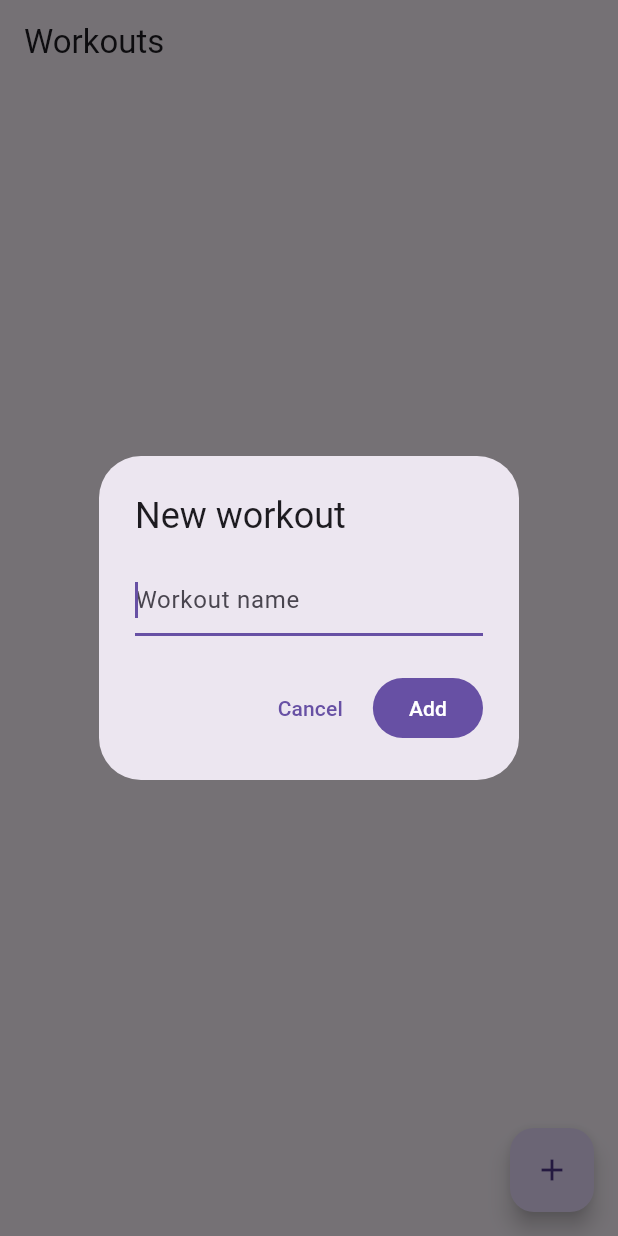
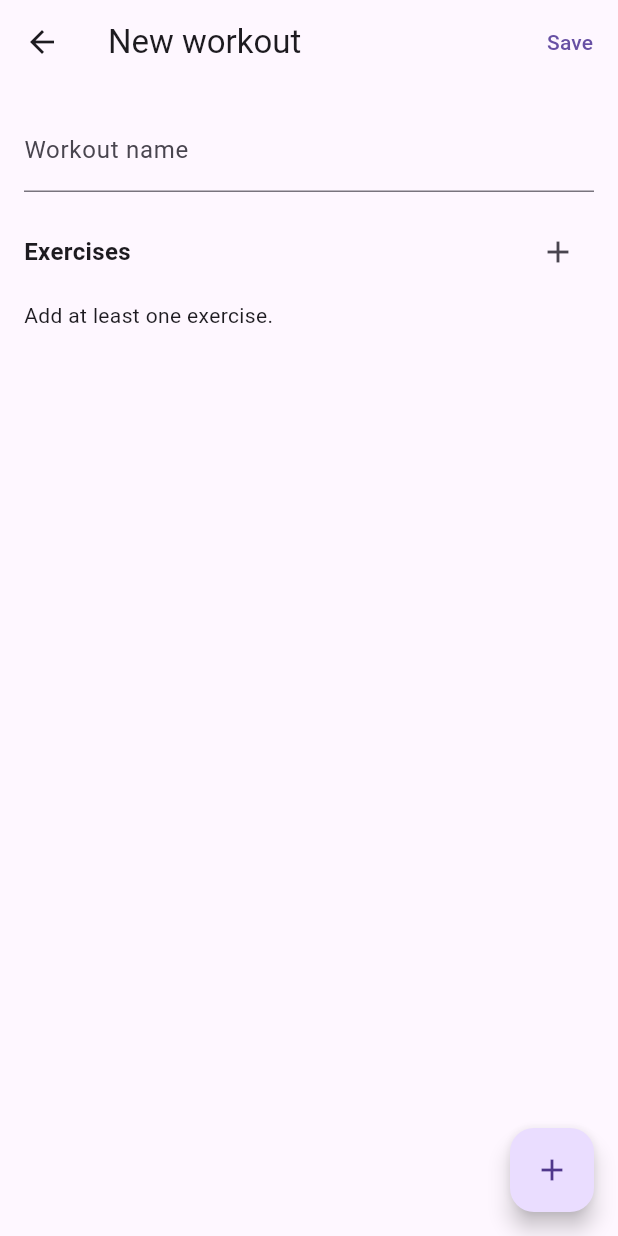
Before and after one commit to lofeodo/sets, a Flutter app: the screen it shows after launch, after a tap on the "add" icon, on a phone screen of 412 x 824 dp. Run offline on Flutter 3.47's test engine with Material 3 defaults, Android fonts, the phone set to English and light mode, and no system bars; our stand-ins replace flutter_riverpod, shared_preferences.

Commit message:
Implement screen to add a workout with exercises

```diff
--- /dev/null
+++ b/lib/screens/create_workout_screen.dart
@@ -0,0 +1,145 @@
+import 'package:flutter/material.dart';
+import 'package:flutter_riverpod/flutter_riverpod.dart';
+import '../providers/workouts_provider.dart';
+
+class CreateWorkoutScreen extends ConsumerStatefulWidget
+{
+  const CreateWorkoutScreen({super.key});
+
+  @override
+  ConsumerState<CreateWorkoutScreen> createState() => _CreateWorkoutScreenState();
+}
+
+class _CreateWorkoutScreenState extends ConsumerState<CreateWorkoutScreen>
+{
+  final _workoutNameController = TextEditingController();
+  final List<String> _exercises = [];
+
+  @override
+  void dispose()
+  {
+    _workoutNameController.dispose();
+    super.dispose();
+  }
+
+  Future<void> _addExerciseDialog() async
+  {
+    final controller = TextEditingController();
+
+    final result = await showDialog<String?>(
+      context: context,
+      builder: (context) => AlertDialog(
+        title: const Text('Add exercise'),
+        content: TextField(
+          controller: controller,
+          autofocus: true,
+          decoration: const InputDecoration(hintText: 'Exercise name'),
+          onSubmitted: (_) => Navigator.of(context).pop(controller.text),
+        ),
+        actions: [
+          TextButton(
+            onPressed: () => Navigator.of(context).pop(null),
+            child: const Text('Cancel'),
+          ),
+          FilledButton(
+            onPressed: () => Navigator.of(context).pop(controller.text),
+            child: const Text('Add'),
+          ),
+        ],
+      ),
+    );
+
+    if (result == null) return;
+
+    final name = result.trim();
+    if (name.isEmpty) return;
+
+    setState(() => _exercises.add(name));
+  }
+
+  Future<void> _saveWorkout() async
+  {
+    final error = await ref.read(workoutsProvider.notifier).addWorkout(
+      rawName: _workoutNameController.text,
+      rawExercises: _exercises,
+    );
+
+    if (!mounted) return;
+
+    if (error != null)
+    {
+      ScaffoldMessenger.of(context).showSnackBar(
+        SnackBar(content: Text(error)),
+      );
+      return;
+    }
+
+    Navigator.of(context).pop();
+  }
+
+  @override
+  Widget build(BuildContext context)
+  {
+    return Scaffold(
+      appBar: AppBar(
+        title: const Text('New workout'),
+        actions: [
+          TextButton(
+            onPressed: _saveWorkout,
+            child: const Text('Save'),
+          ),
+        ],
+      ),
+      body: ListView(
+        padding: const EdgeInsets.all(16),
+        children: [
+          TextField(
+            controller: _workoutNameController,
+            decoration: const InputDecoration(
+              labelText: 'Workout name',
+              hintText: 'e.g. Push',
+            ),
+          ),
+          const SizedBox(height: 16),
+          Row(
+            children: [
+              const Expanded(
+                child: Text(
+                  'Exercises',
+                  style: TextStyle(fontSize: 16, fontWeight: FontWeight.w600),
+                ),
+              ),
+              IconButton(
+                onPressed: _addExerciseDialog,
+                icon: const Icon(Icons.add),
+                tooltip: 'Add exercise',
+              ),
+            ],
+          ),
+          const SizedBox(height: 8),
+          if (_exercises.isEmpty)
+            const Text('Add at least one exercise.')
+          else
+            ..._exercises.asMap().entries.map((entry)
+            {
+              final index = entry.key;
+              final name = entry.value;
+              return Card(
+                child: ListTile(
+                  title: Text(name),
+                  trailing: IconButton(
+                    icon: const Icon(Icons.close),
+                    onPressed: () => setState(() => _exercises.removeAt(index)),
+                  ),
+                ),
+              );
+            }),
+        ],
+      ),
+      floatingActionButton: FloatingActionButton(
+        onPressed: _addExerciseDialog,
+        child: const Icon(Icons.add),
+      ),
+    );
+  }
+}
--- a/lib/screens/workouts_screen.dart
+++ b/lib/screens/workouts_screen.dart
@@ -3,6 +3,7 @@
 import 'package:flutter/material.dart';
 import 'package:flutter_riverpod/flutter_riverpod.dart';
 import '../providers/workouts_provider.dart';
+import 'create_workout_screen.dart';
 
 class WorkoutsScreen extends ConsumerWidget
 {
@@ -46,54 +47,13 @@ class WorkoutsScreen extends ConsumerWidget
         },
       ),
       floatingActionButton: FloatingActionButton(
-        onPressed: () => _showAddWorkoutDialog(context, ref),
+        onPressed: () {
+          Navigator.of(context).push(
+            MaterialPageRoute(builder: (_) => const CreateWorkoutScreen()),
+          );
+        },
         child: const Icon(Icons.add),
-        ),
+      ),
     );
   }
-
-  Future<void> _showAddWorkoutDialog(BuildContext context, WidgetRef ref) async
-  {
-    final textController = TextEditingController();
-
-    final name = await showDialog<String?>(
-      context: context,
-      builder: (context)
-      {
-        return AlertDialog(
-          title: const Text('New workout'),
-          content: TextField(
-            controller: textController,
-            autofocus: true,
-            decoration: const InputDecoration(hintText: 'Workout name'),
-            onSubmitted: (_) =>
-              Navigator.of(context).pop(textController.text),
-          ),
-          actions: [
-            TextButton(
-              onPressed: () => Navigator.of(context).pop(null),
-              child: const Text('Cancel'),
-            ),
-            FilledButton(
-              onPressed: () =>
-                Navigator.of(context).pop(textController.text),
-              child: const Text('Add'),
-            ),
-          ],
-        );
-      },
-    );
-
-    if (name == null) return;
-
-    final error = await ref.read(workoutsProvider.notifier).addWorkout(name);
-
-    if (!context.mounted) return;
-    if (error != null)
-    {
-      ScaffoldMessenger.of(context).showSnackBar(
-        SnackBar(content: Text(error)),
-      );
-    }
-  }
 }
```
